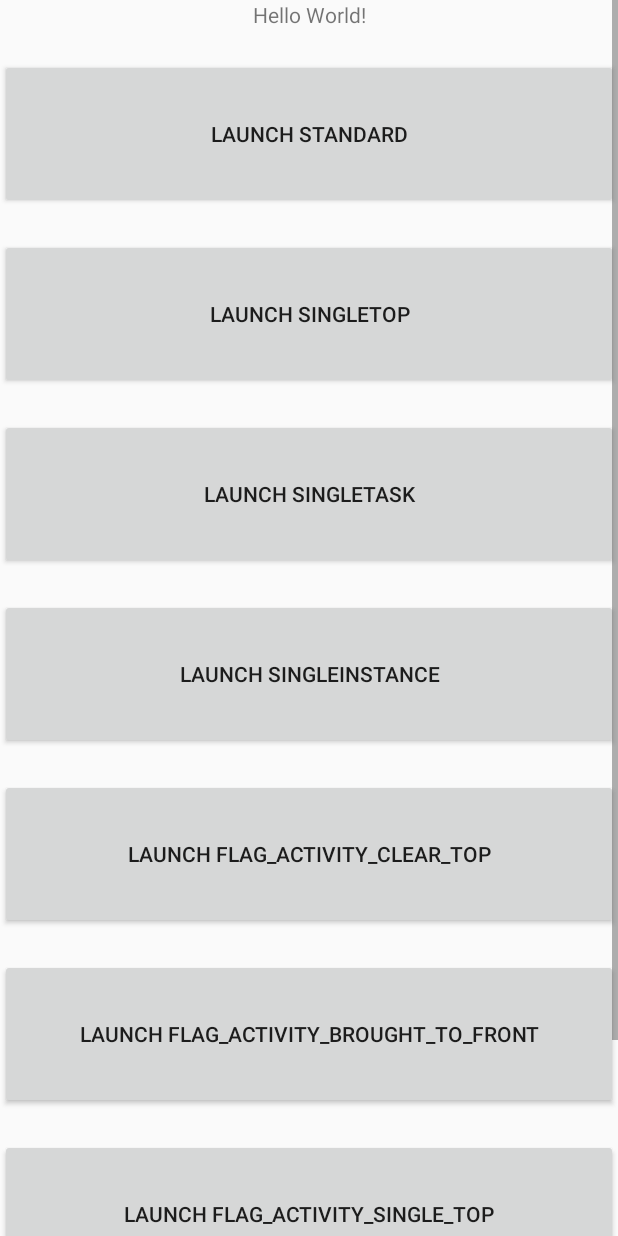
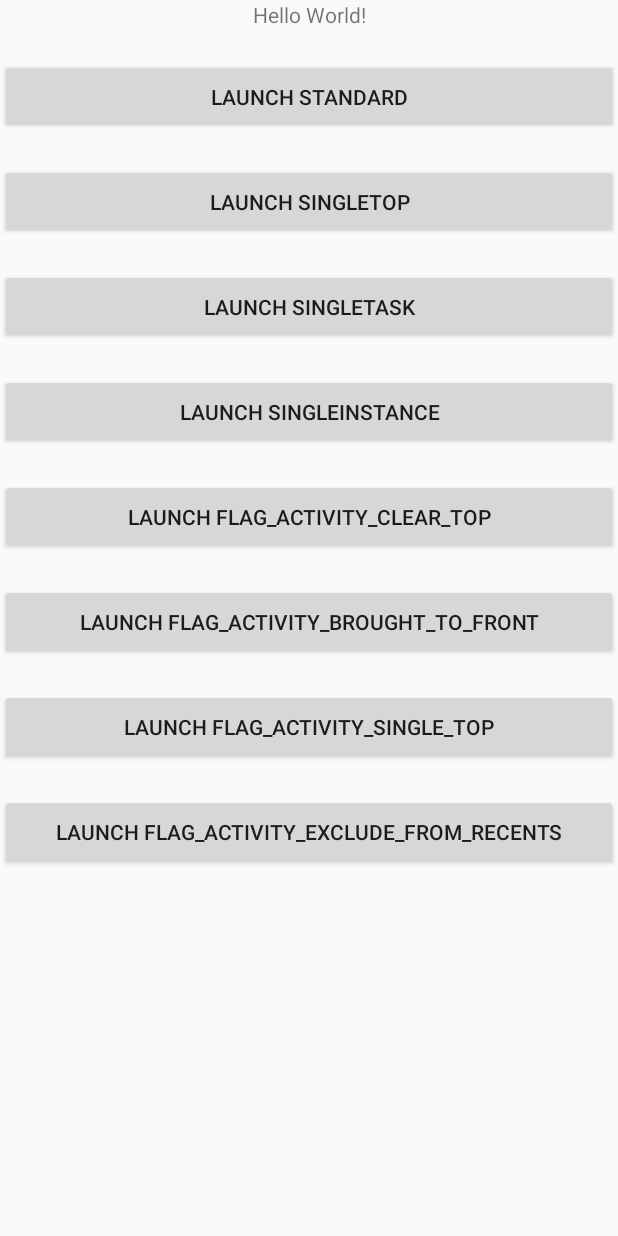
Before and after one commit to x000zh/AndroidLaunchModeDemo, an Android app: the layout activity_main.xml on its own in the app's theme, with its tools: preview values and no code run, on a phone screen of 412 x 824 dp. Run offline under Robolectric (Android 15) with nearby library versions, the phone set to English and light mode, and no system bars.

Commit message:
add some file

```diff
--- a/app/src/main/res/layout/activity_main.xml
+++ b/app/src/main/res/layout/activity_main.xml
@@ -25,7 +25,7 @@
         app:layout_constraintTop_toBottomOf="@id/message"
         android:layout_marginTop="20dp"
         android:layout_width="match_parent"
-        android:layout_height="100dp" />
+        android:layout_height="50dp" />
 
     <Button
         android:id="@+id/launchSingleTop"
@@ -33,21 +33,21 @@
         android:layout_marginTop="20dp"
         app:layout_constraintTop_toBottomOf="@id/launchStandard"
         android:layout_width="match_parent"
-        android:layout_height="100dp" />
+        android:layout_height="50dp" />
     <Button
         android:id="@+id/launchSingleTask"
         android:text="Launch SingleTask"
         android:layout_marginTop="20dp"
         app:layout_constraintTop_toBottomOf="@id/launchSingleTop"
         android:layout_width="match_parent"
-        android:layout_height="100dp" />
+        android:layout_height="50dp" />
     <Button
         android:id="@+id/launchSingleInstance"
         android:text="Launch SingleInstance"
         android:layout_marginTop="20dp"
         app:layout_constraintTop_toBottomOf="@id/launchSingleTask"
         android:layout_width="match_parent"
-        android:layout_height="100dp" />
+        android:layout_height="50dp" />
 
     <Button
         android:id="@+id/launchIntentFLAG_ACTIVITY_CLEAR_TOP"
@@ -55,7 +55,7 @@
         android:layout_marginTop="20dp"
         app:layout_constraintTop_toBottomOf="@id/launchSingleInstance"
         android:layout_width="match_parent"
-        android:layout_height="100dp" />
+        android:layout_height="50dp" />
 
     <Button
         android:id="@+id/launchIntentFLAG_ACTIVITY_BROUGHT_TO_FRONT"
@@ -63,7 +63,7 @@
         android:layout_marginTop="20dp"
         app:layout_constraintTop_toBottomOf="@id/launchIntentFLAG_ACTIVITY_CLEAR_TOP"
         android:layout_width="match_parent"
-        android:layout_height="100dp" />
+        android:layout_height="50dp" />
 
     <Button
         android:id="@+id/launchIntentFLAG_ACTIVITY_SINGLE_TOP"
@@ -71,7 +71,7 @@
         android:layout_marginTop="20dp"
         app:layout_constraintTop_toBottomOf="@id/launchIntentFLAG_ACTIVITY_BROUGHT_TO_FRONT"
         android:layout_width="match_parent"
-        android:layout_height="100dp" />
+        android:layout_height="50dp" />
 
     <Button
         android:id="@+id/launchIntentFLAG_ACTIVITY_EXCLUDE_FROM_RECENTS"
@@ -79,7 +79,7 @@
         android:layout_marginTop="20dp"
         app:layout_constraintTop_toBottomOf="@id/launchIntentFLAG_ACTIVITY_SINGLE_TOP"
         android:layout_width="match_parent"
-        android:layout_height="100dp" />
+        android:layout_height="50dp" />
 
 </android.support.constraint.ConstraintLayout>
 </ScrollView>
```
Also changed, not shown: app/src/main/java/com/oio7/android/demo/activitylaunchmode/StandardActivity.java (+21 -4 lines).
